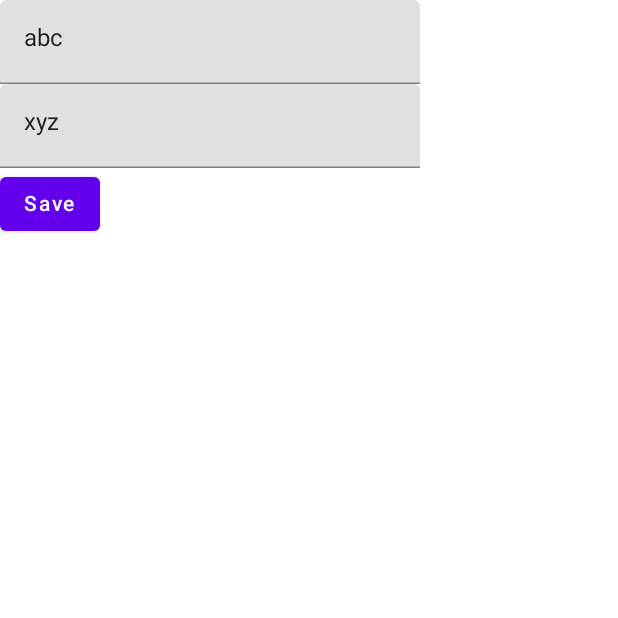
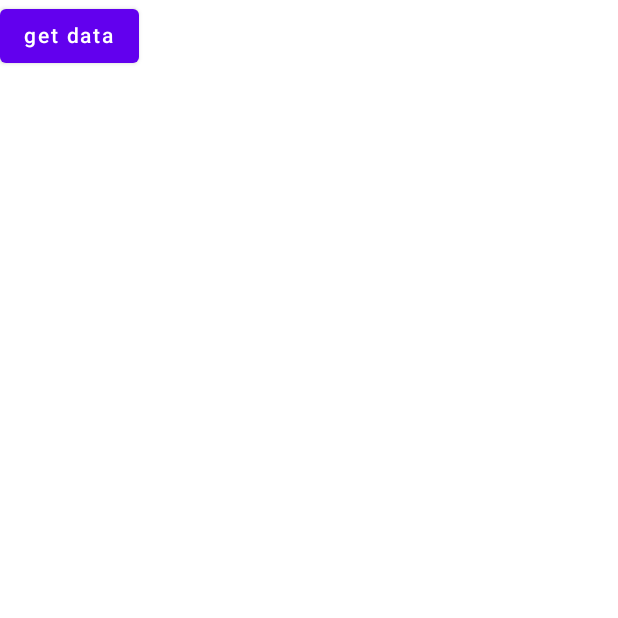
Before and after one commit to ranjithstar256/JetpackRoomDB, an Android app built with Jetpack Compose: the screen it shows after launch (MainActivity), on a phone screen of 412 x 824 dp, the top half of it. Run offline under Robolectric (Android 15) with nearby library versions, the phone set to English and light mode, and no system bars; our stand-ins replace Room's generated code.

Commit message:
just called DAO functions from MainActivity.kt

```diff
--- a/app/build.gradle
+++ b/app/build.gradle
@@ -2,7 +2,6 @@ plugins {
     id 'com.android.application'
     id 'org.jetbrains.kotlin.android'
     id "org.jetbrains.kotlin.kapt"
-
 }
 
 android {
@@ -71,5 +70,4 @@ dependencies {
     implementation "androidx.room:room-runtime:$version_room"
     kapt "androidx.room:room-compiler:$version_room"
     implementation "androidx.room:room-ktx:$version_room"
-    implementation("androidx.room:room-guava:$version_room")
-}
+ }
--- a/app/src/main/java/com/example/jetpackroomdb/MainActivity.kt
+++ b/app/src/main/java/com/example/jetpackroomdb/MainActivity.kt
@@ -1,97 +1,104 @@
 package com.example.jetpackroomdb
+
 
 import android.annotation.SuppressLint
 import android.os.Bundle
+import android.util.Log
 import androidx.activity.ComponentActivity
 import androidx.activity.compose.setContent
 import androidx.compose.foundation.layout.Column
 import androidx.compose.foundation.layout.fillMaxSize
-import androidx.compose.material.*
-import androidx.compose.runtime.*
+import androidx.compose.material.Button
+import androidx.compose.material.MaterialTheme
+import androidx.compose.material.Surface
+import androidx.compose.material.Text
+import androidx.compose.runtime.getValue
+import androidx.compose.runtime.mutableStateOf
+import androidx.compose.runtime.remember
+import androidx.compose.runtime.rememberCoroutineScope
+import androidx.compose.runtime.setValue
 import androidx.compose.ui.Modifier
-import androidx.room.Room
 import com.example.jetpackroomdb.ui.theme.JetpackRoomDBTheme
 import kotlinx.coroutines.launch
 
 class MainActivity : ComponentActivity() {
-    @SuppressLint("CoroutineCreationDuringComposition")
-    override fun onCreate(savedInstanceState: Bundle?) {
+     @SuppressLint("CoroutineCreationDuringComposition")
+     override fun onCreate(savedInstanceState: Bundle?) {
         super.onCreate(savedInstanceState)
         setContent {
-
             JetpackRoomDBTheme {
-                // A surface container using the 'background' color from the theme
                 Surface(
                     modifier = Modifier.fillMaxSize(),
                     color = MaterialTheme.colors.background
                 ) {
-                    lateinit var todoDao: TodoDatabaseDao
+                    val db =   TodoDatabase.getInstance(applicationContext).todoDao()
+                    Column() {
 
-                    var db: TodoDatabase =
-                        Room.inMemoryDatabaseBuilder(applicationContext, TodoDatabase::class.java)
-                            .allowMainThreadQueries()
-                            .build()
-                    todoDao = db.todoDao()
+                        Log.i("jvjghvhjvh", "onCreate: ")
 
-                    var r = false
-                    Column {
+                        var s by remember { mutableStateOf(false) }
+                        var ret by remember { mutableStateOf(false) }
+                        if (ret == true) {
+                            val scope = rememberCoroutineScope()
 
-                        var s1 by remember {
-                            mutableStateOf("abc")
-                        }
-                        var s2 by remember {
-                            mutableStateOf("xyz")
+                            scope.launch {
+
+                                try {
+
+
+                                        db.d(TodoItem(itemName = "some new data",itemdesk="all well", isDone = false))
+
+                                } catch (ex: Exception) {
+                                    println("cancelled")
+                                }
+                            }
+
                         }
 
-                        TextField(value = s1, onValueChange = { s1 = it })
-                        TextField(value = s2, onValueChange = { s2 = it })
-
-                        Button(onClick = {
-                            r = true
-                        s2=s1}) {
-                            Text(text = "Save")
+                        Button(onClick = { ret = true }) {
+                            Text(text = "get data")
 
                         }
-                        if (r) {
-                            val todoItem = TodoItem(itemName = s2, isDone = false)
-                            val scope = rememberCoroutineScope()
-                            scope.launch {
-                                todoDao.insert(todoItem)
-                            }
-                        } else{
-                            val todoItem = TodoItem(itemName = s2, isDone = false)
-                            val scope = rememberCoroutineScope()
-                            scope.launch {
-                                todoDao.insert(todoItem)
-                            }
-                        }
+
                     }
                 }
             }
         }
     }
+}
+/*
 
-    @SuppressLint("CoroutineCreationDuringComposition")
-    @Composable
-    fun Greeting(todoDatabaseDao: TodoDatabaseDao) {
+@Composable
+fun MyComposableFunction(context: Context) {
+    val database = TodoDatabase.getInstance(context)
+    val myDao = database.myDao()
 
-        val scope = rememberCoroutineScope()
-        scope.launch {
+    val nameState = remember { mutableStateOf("") }
 
-            try {
+    Column {
+        // Text field to enter the name
+        TextField(
+            value = nameState.value,
+            onValueChange = { nameState.value = it },
+            label = { Text("Name") }
+        )
 
-                val todoItem = TodoItem(itemName = "some Item", isDone = false)
-                todoDatabaseDao.insert(todoItem)
-
-                // var g = todoDatabaseDao.getById(1)
-                //  todoDatabaseDao.deleteAllTodos()
-
-                //    var c = g?.itemName
-                //    Log.i("dddffdsfd", "item is : " + c)
-
-            } catch (ex: Exception) {
-                println("cancelled")
-            }
+        // Button to insert the data
+        Button(
+            onClick = {
+                val name = nameState.value
+                if (name.isNotBlank()) {
+                    // Insert the entity into the database
+                    viewModelScope.launch {
+                        myDao.insert(MyEntity(name = name))
+                    }
+                    // Clear the text field
+                    nameState.value = ""
+                }
+            },
+            modifier = Modifier.padding(16.dp)
+        ) {
+            Text("Insert")
         }
     }
-}
+}*/
--- a/app/src/main/java/com/example/jetpackroomdb/TodoDatabase.kt
+++ b/app/src/main/java/com/example/jetpackroomdb/TodoDatabase.kt
@@ -17,7 +17,7 @@ abstract class TodoDatabase : RoomDatabase() {
                     instance = Room.databaseBuilder(
                         context.applicationContext,
                         TodoDatabase::class.java,
-                        "todo_list_database"
+                        "abc.db"
                     ).fallbackToDestructiveMigration()
                         .build()
                     INSTANCE = instance
--- a/app/src/main/java/com/example/jetpackroomdb/TodoDatabaseDao.kt
+++ b/app/src/main/java/com/example/jetpackroomdb/TodoDatabaseDao.kt
@@ -5,21 +5,9 @@ import androidx.room.*
 
 @Dao
 interface TodoDatabaseDao {
-    @Query("SELECT * from my_todo_list")
-    fun getAll(): LiveData<List<TodoItem>>
-
-    @Query("SELECT * from my_todo_list where itemId = :id")
-    fun getById(id: Int) : TodoItem?
 
     @Insert
-    suspend fun insert(item:TodoItem)
+    suspend fun d(item:TodoItem)
 
-    @Update
-    suspend fun update(item:TodoItem)
 
-    @Delete
-    suspend fun delete(item:TodoItem)
-
-    @Query("DELETE FROM my_todo_list")
-    suspend fun deleteAllTodos()
 }
--- a/app/src/main/java/com/example/jetpackroomdb/TodoItem.kt
+++ b/app/src/main/java/com/example/jetpackroomdb/TodoItem.kt
@@ -8,8 +8,13 @@ import androidx.room.PrimaryKey
 data class TodoItem(
     @PrimaryKey(autoGenerate = true)
     var itemId: Long = 0L,
+
     @ColumnInfo(name = "item_name")
     val itemName: String,
+
+    @ColumnInfo(name = "item_desk")
+    val itemdesk: String,
+
     @ColumnInfo(name = "is_completed")
     var isDone: Boolean = false
 )
--- /dev/null
+++ b/app/src/main/java/com/example/jetpackroomdb/Tosome.kt
@@ -0,0 +1,4 @@
+package com.example.jetpackroomdb
+
+class Tosome {
+}
```
